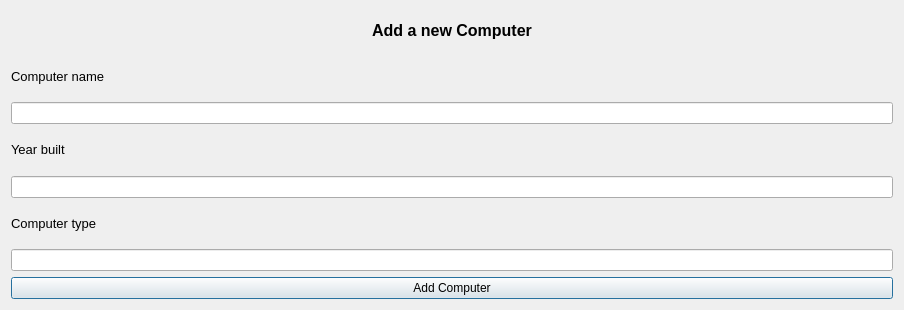
Before: the Qt Designer form Group36W3/ui/addcomputerdialog.ui in skulia15/Group36, drawn with Qt 5.
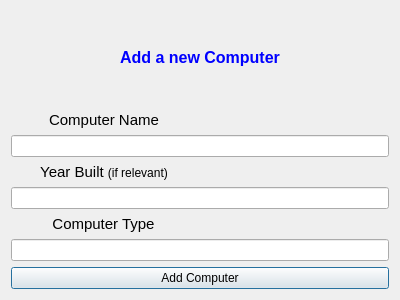
After: the same form once the commit is applied.

What changed in the file:
```diff
--- a/Group36W3/ui/addcomputerdialog.ui
+++ b/Group36W3/ui/addcomputerdialog.ui
@@ -6,32 +6,40 @@
    <rect>
     <x>0</x>
     <y>0</y>
-    <width>904</width>
-    <height>310</height>
+    <width>400</width>
+    <height>300</height>
    </rect>
   </property>
   <property name="windowTitle">
    <string>Dialog</string>
   </property>
+  <layout class="QVBoxLayout" name="verticalLayout_2">
+   <item alignment="Qt::AlignHCenter">
+    <widget class="QLabel" name="label_add_computer">
+     <property name="toolTip">
+      <string>&lt;html&gt;&lt;head/&gt;&lt;body&gt;&lt;p align=&quot;center&quot;&gt;&lt;br/&gt;&lt;/p&gt;&lt;/body&gt;&lt;/html&gt;</string>
+     </property>
+     <property name="text">
+      <string>&lt;html&gt;&lt;head/&gt;&lt;body&gt;&lt;p&gt;&lt;span style=&quot; font-size:12pt; font-weight:600; color:#0000ff;&quot;&gt;Add a new Computer&lt;/span&gt;&lt;/p&gt;&lt;/body&gt;&lt;/html&gt;</string>
+     </property>
+    </widget>
+   </item>
+   <item>
   <layout class="QVBoxLayout" name="verticalLayout">
-   <item alignment="Qt::AlignHCenter">
-    <widget class="QLabel" name="label_add_computer_prompt">
-     <property name="text">
-      <string>&lt;html&gt;&lt;head/&gt;&lt;body&gt;&lt;p&gt;&lt;span style=&quot; font-size:12pt; font-weight:600;&quot;&gt;Add a new Computer&lt;/span&gt;&lt;/p&gt;&lt;/body&gt;&lt;/html&gt;</string>
-     </property>
-    </widget>
-   </item>
    <item>
     <layout class="QHBoxLayout" name="horizontalLayout">
      <item>
       <widget class="QLabel" name="label_computer_name">
        <property name="text">
-        <string>&lt;html&gt;&lt;head/&gt;&lt;body&gt;&lt;p&gt;&lt;span style=&quot; font-size:10pt;&quot;&gt;Computer name&lt;/span&gt;&lt;/p&gt;&lt;/body&gt;&lt;/html&gt;</string>
+          <string>&lt;html&gt;&lt;head/&gt;&lt;body&gt;&lt;p align=&quot;center&quot;&gt;&lt;span style=&quot; font-size:11pt;&quot;&gt;Computer Name&lt;/span&gt;&lt;/p&gt;&lt;/body&gt;&lt;/html&gt;</string>
        </property>
       </widget>
      </item>
      <item>
-      <widget class="QLabel" name="label_error_comp_name">
+        <widget class="QLabel" name="label_error_computer_name">
+         <property name="enabled">
+          <bool>true</bool>
+         </property>
        <property name="text">
         <string/>
        </property>
@@ -43,11 +51,11 @@
     <widget class="QLineEdit" name="input_computer_name"/>
    </item>
    <item>
-    <layout class="QHBoxLayout" name="horizontalLayout_2">
-     <item>
-      <widget class="QLabel" name="label_year_built">
+      <layout class="QHBoxLayout" name="horizontalLayout_4">
+       <item alignment="Qt::AlignHCenter">
+        <widget class="QLabel" name="label_computer_type">
        <property name="text">
-        <string>&lt;html&gt;&lt;head/&gt;&lt;body&gt;&lt;p&gt;&lt;span style=&quot; font-size:10pt;&quot;&gt;Year built&lt;/span&gt;&lt;/p&gt;&lt;/body&gt;&lt;/html&gt;</string>
+          <string>&lt;html&gt;&lt;head/&gt;&lt;body&gt;&lt;p align=&quot;center&quot;&gt;&lt;span style=&quot; font-size:11pt;&quot;&gt;Year Built &lt;/span&gt;&lt;span style=&quot; font-size:9pt;&quot;&gt;(if relevant)&lt;/span&gt;&lt;/p&gt;&lt;/body&gt;&lt;/html&gt;</string>
        </property>
       </widget>
      </item>
@@ -65,10 +73,10 @@
    </item>
    <item>
     <layout class="QHBoxLayout" name="horizontalLayout_3">
-     <item>
-      <widget class="QLabel" name="label_computer_type">
+       <item alignment="Qt::AlignHCenter">
+        <widget class="QLabel" name="label_year_built">
        <property name="text">
-        <string>&lt;html&gt;&lt;head/&gt;&lt;body&gt;&lt;p&gt;&lt;span style=&quot; font-size:10pt;&quot;&gt;Computer type&lt;/span&gt;&lt;/p&gt;&lt;/body&gt;&lt;/html&gt;</string>
+          <string>&lt;html&gt;&lt;head/&gt;&lt;body&gt;&lt;p align=&quot;center&quot;&gt;&lt;span style=&quot; font-size:11pt;&quot;&gt;Computer Type&lt;/span&gt;&lt;/p&gt;&lt;/body&gt;&lt;/html&gt;</string>
        </property>
       </widget>
      </item>
@@ -90,6 +98,8 @@
       <string>Add Computer</string>
      </property>
     </widget>
+     </item>
+    </layout>
    </item>
   </layout>
  </widget>
```
Left out of the diff: 14 changed lines with no effect on the pictures. Lines whose indentation alone changed are shown as unchanged.
